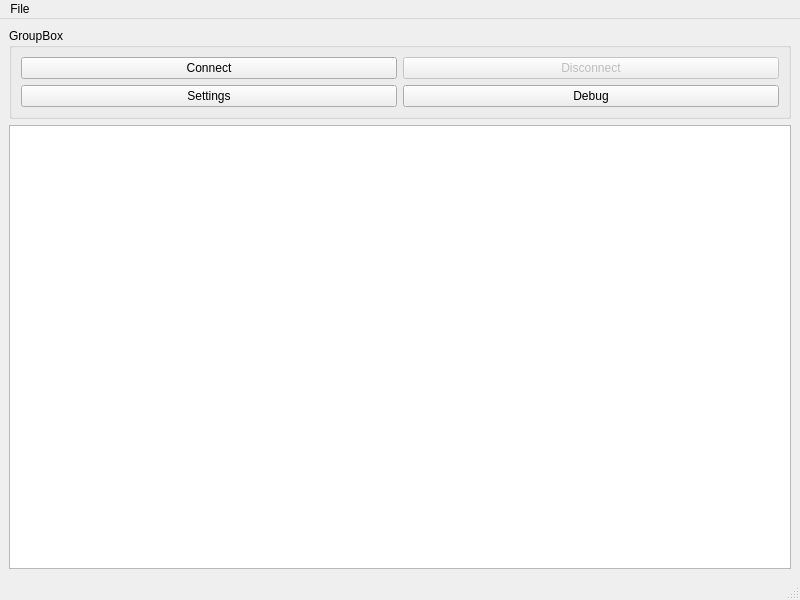
Old version of the form gui/design.ui in the repository DaveA50/wfs.
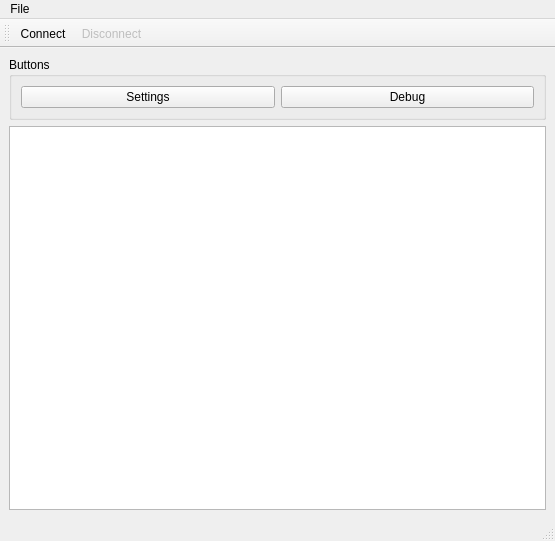
New version of the form.

The edit to the form file:
```diff
--- a/gui/design.ui
+++ b/gui/design.ui
@@ -6,8 +6,8 @@
    <rect>
     <x>0</x>
     <y>0</y>
-    <width>800</width>
-    <height>600</height>
+    <width>555</width>
+    <height>541</height>
    </rect>
   </property>
   <property name="windowTitle">
@@ -18,34 +18,17 @@
     <item row="0" column="2">
      <widget class="QGroupBox" name="groupBox">
       <property name="title">
-       <string>GroupBox</string>
+       <string>Buttons</string>
       </property>
       <layout class="QGridLayout" name="gridLayout_2">
        <item row="0" column="1">
-        <widget class="QPushButton" name="btn_disconnect">
-         <property name="enabled">
-          <bool>false</bool>
-         </property>
-         <property name="text">
-          <string>Disconnect</string>
-         </property>
-        </widget>
-       </item>
-       <item row="0" column="0">
-        <widget class="QPushButton" name="btn_connect">
-         <property name="text">
-          <string>Connect</string>
-         </property>
-        </widget>
-       </item>
-       <item row="1" column="1">
         <widget class="QPushButton" name="btn_debug">
          <property name="text">
           <string>Debug</string>
          </property>
         </widget>
        </item>
-       <item row="1" column="0">
+       <item row="0" column="0">
         <widget class="QPushButton" name="btn_settings">
          <property name="text">
           <string>Settings</string>
@@ -56,7 +39,7 @@
      </widget>
     </item>
     <item row="1" column="2">
-     <widget class="QGraphicsView" name="graphicsView"/>
+     <widget class="QTextBrowser" name="text_browser"/>
     </item>
    </layout>
   </widget>
@@ -65,11 +48,11 @@
     <rect>
      <x>0</x>
      <y>0</y>
-     <width>800</width>
+     <width>555</width>
      <height>21</height>
     </rect>
    </property>
-   <widget class="QMenu" name="menuFile">
+   <widget class="QMenu" name="menu_file">
     <property name="title">
      <string>File</string>
     </property>
@@ -79,10 +62,23 @@
     <addaction name="separator"/>
     <addaction name="menu_quit"/>
    </widget>
-   <addaction name="menuFile"/>
+   <addaction name="menu_file"/>
   </widget>
   <widget class="QStatusBar" name="statusbar"/>
-  <action name="menu_quit">
+  <widget class="QToolBar" name="toolbar">
+   <property name="windowTitle">
+    <string>toolBar</string>
+   </property>
+   <attribute name="toolBarArea">
+    <enum>TopToolBarArea</enum>
+   </attribute>
+   <attribute name="toolBarBreak">
+    <bool>false</bool>
+   </attribute>
+   <addaction name="action_connect"/>
+   <addaction name="action_disconnect"/>
+  </widget>
+  <action name="action_quit">
    <property name="text">
     <string>Quit</string>
    </property>
@@ -94,7 +90,29 @@
   </action>
   <action name="menu_settings">
    <property name="text">
-    <string>Settings</string>
+    <string>&amp;Settings</string>
+   </property>
+   <property name="shortcut">
+    <string>Ctrl+Alt+S</string>
+   </property>
+  </action>
+  <action name="action_connect">
+   <property name="text">
+    <string>&amp;Connect</string>
+   </property>
+   <property name="shortcut">
+    <string>F1</string>
+   </property>
+  </action>
+  <action name="action_disconnect">
+   <property name="enabled">
+    <bool>false</bool>
+   </property>
+   <property name="text">
+    <string>&amp;Disconnect</string>
+   </property>
+   <property name="shortcut">
+    <string>F2</string>
    </property>
   </action>
  </widget>
```
Left out of the diff: 25 changed lines with no effect on the pictures.
